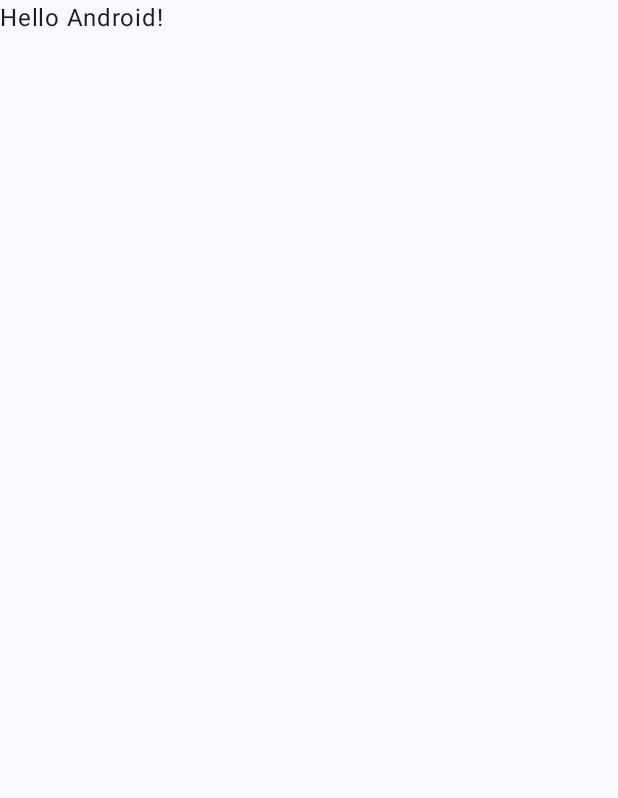
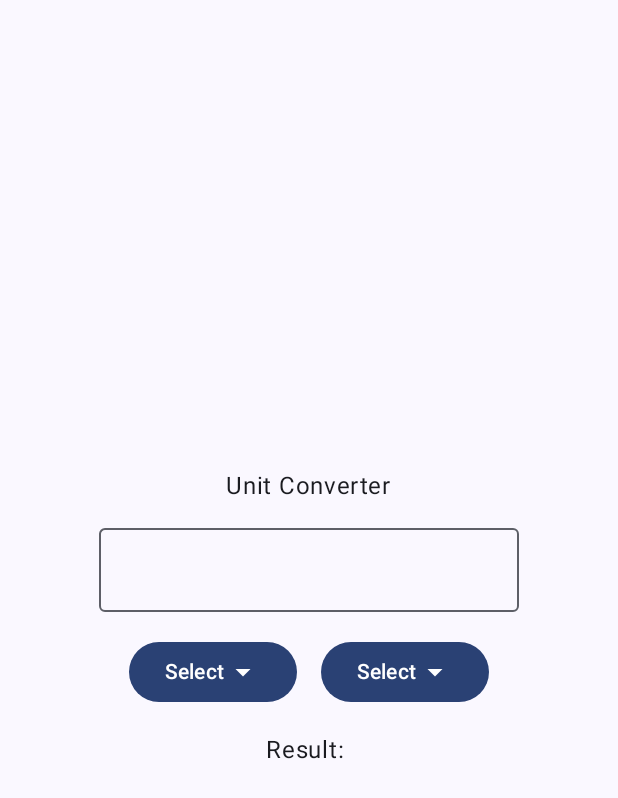
Before and after one commit to bc-townsend/UnitConverter, an Android app built with Jetpack Compose: the screen it shows after launch (MainActivity), on a phone screen of 412 x 824 dp. Before the commit the part shown is almost empty. Shown: the top 798 px of the screen. Run offline under Robolectric (Android 15) with nearby library versions, the phone set to English and light mode, and no system bars.

Commit message:
Base Unit Converter UI
Basic unit converter UI code is in place. More to come in a future PR.

```diff
--- a/app/src/main/java/com/example/unitconverter/MainActivity.kt
+++ b/app/src/main/java/com/example/unitconverter/MainActivity.kt
@@ -4,13 +4,29 @@ import android.os.Bundle
 import androidx.activity.ComponentActivity
 import androidx.activity.compose.setContent
 import androidx.activity.enableEdgeToEdge
+import androidx.compose.foundation.layout.Arrangement
+import androidx.compose.foundation.layout.Box
+import androidx.compose.foundation.layout.Column
+import androidx.compose.foundation.layout.Row
+import androidx.compose.foundation.layout.Spacer
 import androidx.compose.foundation.layout.fillMaxSize
+import androidx.compose.foundation.layout.height
 import androidx.compose.foundation.layout.padding
+import androidx.compose.foundation.layout.width
+import androidx.compose.material.icons.Icons
+import androidx.compose.material.icons.filled.ArrowDropDown
+import androidx.compose.material3.Button
+import androidx.compose.material3.DropdownMenu
+import androidx.compose.material3.DropdownMenuItem
+import androidx.compose.material3.Icon
+import androidx.compose.material3.OutlinedTextField
 import androidx.compose.material3.Scaffold
 import androidx.compose.material3.Text
 import androidx.compose.runtime.Composable
+import androidx.compose.ui.Alignment
 import androidx.compose.ui.Modifier
 import androidx.compose.ui.tooling.preview.Preview
+import androidx.compose.ui.unit.dp
 import com.example.unitconverter.ui.theme.UnitConverterTheme
 
 class MainActivity : ComponentActivity() {
@@ -20,10 +36,8 @@ class MainActivity : ComponentActivity() {
         setContent {
             UnitConverterTheme {
                 Scaffold(modifier = Modifier.fillMaxSize()) { innerPadding ->
-                    Greeting(
-                        name = "Android",
-                        modifier = Modifier.padding(innerPadding)
-                    )
+                    Modifier.padding(innerPadding)
+                    UnitConverter()
                 }
             }
         }
@@ -31,17 +45,58 @@ class MainActivity : ComponentActivity() {
 }
 
 @Composable
-fun Greeting(name: String, modifier: Modifier = Modifier) {
-    Text(
-        text = "Hello $name!",
-        modifier = modifier
-    )
+fun UnitConverter() {
+    Column(
+        modifier = Modifier.fillMaxSize(),
+        verticalArrangement = Arrangement.Center,
+        horizontalAlignment = Alignment.CenterHorizontally
+    ) {
+        Text("Unit Converter")
+        Spacer(Modifier.height(16.dp))
+        OutlinedTextField(value = "", onValueChange = {})
+        Spacer(Modifier.height(16.dp))
+
+        Row {
+            UnitDropdownMenu()
+            Spacer(Modifier.width(16.dp))
+            UnitDropdownMenu()
+        }
+
+        Spacer(Modifier.height(16.dp))
+        Text("Result: ")
+    }
+}
+
+@Composable
+fun UnitDropdownMenu() {
+    Box {
+        Button(onClick = {}) {
+            Text("Select")
+            Icon(Icons.Default.ArrowDropDown, contentDescription = "Arrow Down")
+        }
+        DropdownMenu(expanded = false, onDismissRequest = {}) {
+            DropdownMenuItem(
+                text = { Text("Centimeters") },
+                onClick  = {}
+            )
+            DropdownMenuItem(
+                text = { Text("Meters") },
+                onClick = {}
+            )
+            DropdownMenuItem(
+                text = { Text("Feet") },
+                onClick = {}
+            )
+            DropdownMenuItem(
+                text = { Text("Inches") },
+                onClick = {}
+            )
+        }
+    }
 }
 
 @Preview(showBackground = true)
 @Composable
-fun GreetingPreview() {
-    UnitConverterTheme {
-        Greeting("Android")
-    }
+fun UnitConverterPreview() {
+    UnitConverter()
 }
```
